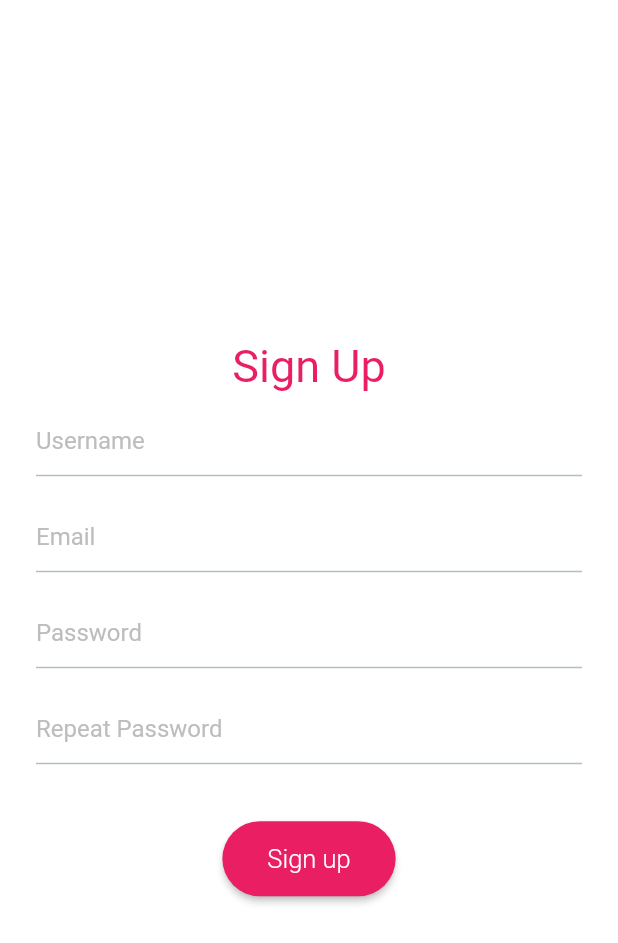
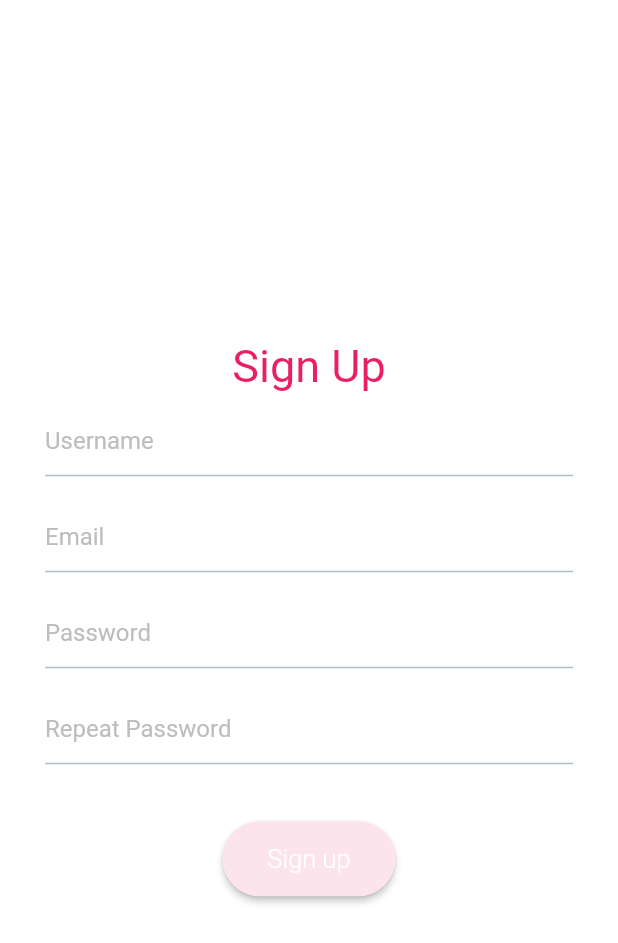
Before and after one commit to jdebecka/movies_flutter, a Flutter app: the SignInScreen screen opened directly, after a tap on "Sign up", on a phone screen of 412 x 824 dp. Shown: the top 943 px of the screen. Run offline on Flutter 3.47's test engine with Material 2 defaults, Android fonts, the phone set to English and light mode, and no system bars; our stand-ins replace firebase_auth, flutter_spinkit, flutter_svg, google_maps_flutter, image_picker; accounts and stored records are empty; network calls fail.

Commit message:
ui improved for sing in and sing up
-now screens are responsive for web
-changed functionality of password fields

```diff
--- a/lib/screens/login/sign_in_screen.dart
+++ b/lib/screens/login/sign_in_screen.dart
@@ -8,7 +8,11 @@ class SignInScreen extends StatelessWidget {
   Widget build(BuildContext context) {
     return Scaffold(
       backgroundColor: Colors.white,
-      body: Container(
+      body: Center(
+        child: ConstrainedBox(
+          constraints: BoxConstraints(
+            maxWidth: 400,
+          ),
           child: Column(
               mainAxisAlignment: MainAxisAlignment.center,
               crossAxisAlignment: CrossAxisAlignment.center,
@@ -40,6 +44,7 @@ class SignInScreen extends StatelessWidget {
                   child: Text("Sign up"),
                 ),
               ]),
+        ),
       ),
     );
   }
--- a/lib/screens/login/sign_up_screen.dart
+++ b/lib/screens/login/sign_up_screen.dart
@@ -6,7 +6,11 @@ class SignUpScreen extends StatelessWidget {
   Widget build(BuildContext context) {
     return Scaffold(
       backgroundColor: Colors.white,
-      body: Container(
+      body: Center(
+        child: ConstrainedBox(
+          constraints: BoxConstraints(
+            maxWidth: 400,
+          ),
           child: Column(
               mainAxisAlignment: MainAxisAlignment.center,
               crossAxisAlignment: CrossAxisAlignment.center,
@@ -23,6 +27,7 @@ class SignUpScreen extends StatelessWidget {
                 SignUpForm(),
               ]),
         ),
+      ),
     );
   }
 }
@@ -36,10 +41,12 @@ class _SignUpFormState extends State<SignUpForm> {
   final _usernameTextController = TextEditingController();
   final _emailTextController = TextEditingController();
   final _passwordTextController = TextEditingController();
+  final _repeatPasswordTextController = TextEditingController();
   var buttonEnabled = false;
   var username = "";
   var email = "";
   var password = "";
+  var repeatPassword = "";
 
   bool _emailIsValid() {
     if (email.contains("@") && email.contains(".com") && email.length > 6) {
@@ -59,8 +66,15 @@ class _SignUpFormState extends State<SignUpForm> {
     return true;
   }
 
+  bool _passwordIsValid() {
+    if (password.length > 4 && password == repeatPassword) {
+      return true;
+    }
+    return false;
+  }
+
   void _enableButtonIfPossible() {
-    if (_emailIsValid() && password.length > 4 && _usernameIsValid()) {
+    if (_emailIsValid() && _passwordIsValid() && _usernameIsValid()) {
       buttonEnabled = true;
     } else {
       buttonEnabled = false;
@@ -162,11 +176,11 @@ class _SignUpFormState extends State<SignUpForm> {
             padding: EdgeInsets.fromLTRB(24.0, 8.0, 24.0, 8.0),
             child: TextField(
               onChanged: (password) {
-                this.password = password;
+                this.repeatPassword = password;
                 _enableButtonIfPossible();
               },
               obscureText: true,
-              controller: _passwordTextController,
+              controller: _repeatPasswordTextController,
               decoration: InputDecoration(
                 hintText: 'Repeat Password',
                 hintStyle: TextStyle(color: Colors.grey[400]),
@@ -189,9 +203,11 @@ class _SignUpFormState extends State<SignUpForm> {
                   borderRadius: BorderRadius.circular(40)),
               child: RaisedButton(
                 onPressed: () {
+                  if (buttonEnabled) {
                     _signUpWithFirebase();
+                  }
                 },
-                color: Colors.pink,
+                color: buttonEnabled ? Colors.pink : Colors.pink[50],
                 padding: EdgeInsets.fromLTRB(30.0, 15.0, 30.0, 15.0),
                 child: Text('Sign up',
                     style: TextStyle(
```
Lines whose indentation alone changed are shown as unchanged.
